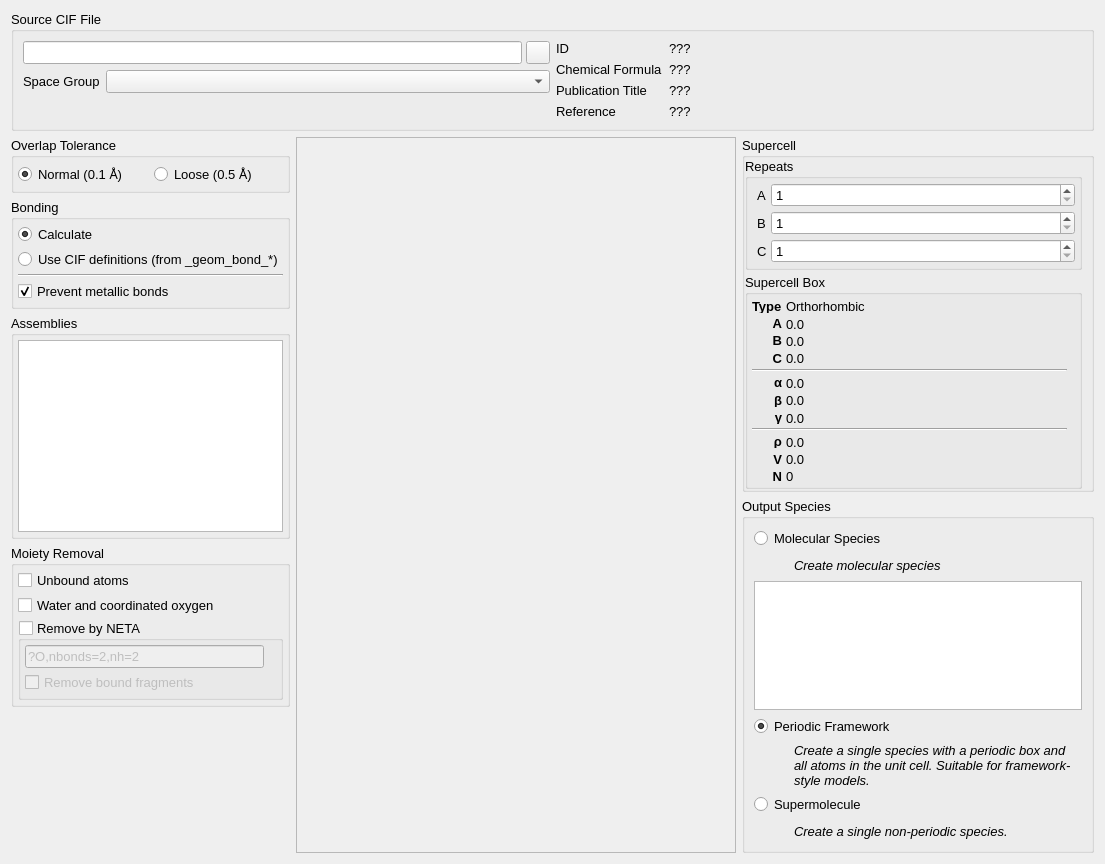
Before: the Qt Designer form src/gui/importCIFDialog.ui in disorderedmaterials/dissolve, drawn with Qt 5.
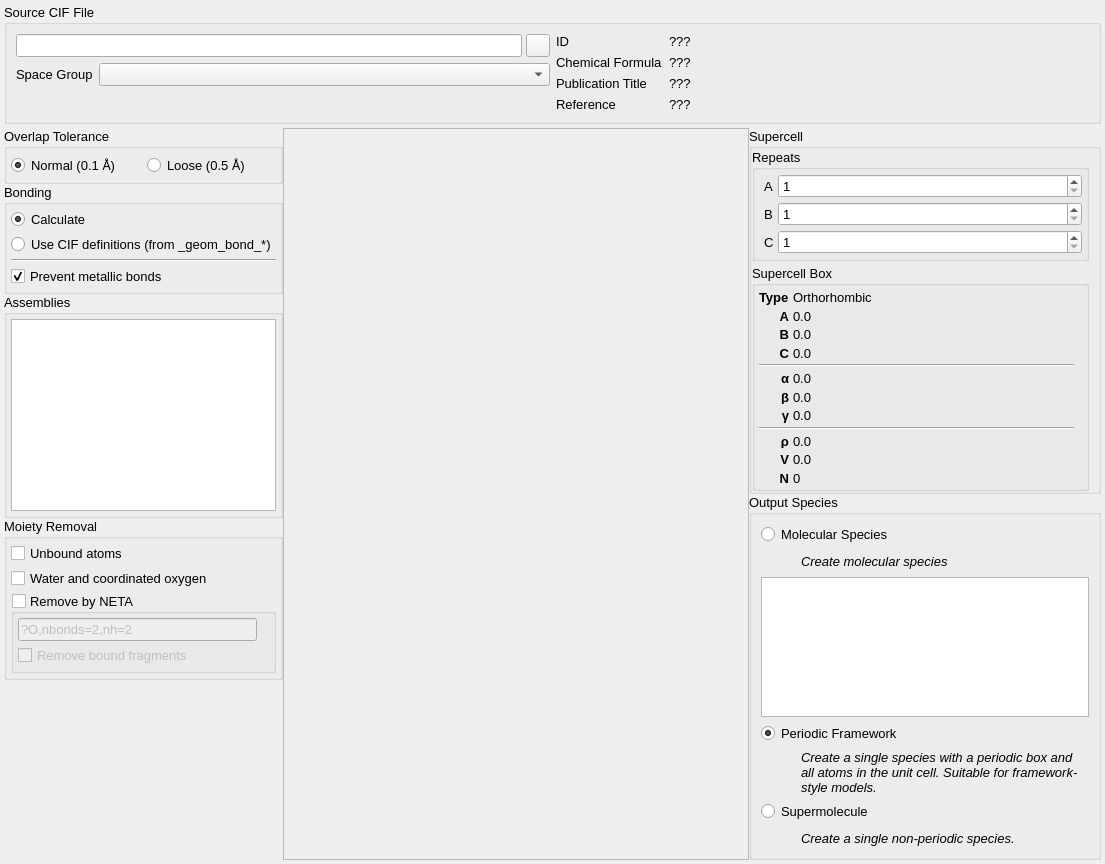
After: the same form once the commit is applied. Icons and pictures are not drawn. Custom widgets are drawn as their Qt base class.

```diff
--- a/src/gui/importCIFDialog.ui
+++ b/src/gui/importCIFDialog.ui
@@ -22,6 +22,21 @@
    <string>Import From CIF File</string>
   </property>
   <layout class="QVBoxLayout" name="verticalLayout_5">
+   <property name="spacing">
+    <number>4</number>
+   </property>
+   <property name="leftMargin">
+    <number>4</number>
+   </property>
+   <property name="topMargin">
+    <number>4</number>
+   </property>
+   <property name="rightMargin">
+    <number>4</number>
+   </property>
+   <property name="bottomMargin">
+    <number>4</number>
+   </property>
    <item>
     <widget class="QGroupBox" name="InputFileGroup">
      <property name="title">
@@ -181,7 +196,29 @@
     </widget>
    </item>
    <item>
-    <layout class="QHBoxLayout" name="horizontalLayout_7">
+    <widget class="QWidget" name="BottomWidget" native="true">
+     <property name="sizePolicy">
+      <sizepolicy hsizetype="Preferred" vsizetype="Expanding">
+       <horstretch>0</horstretch>
+       <verstretch>0</verstretch>
+      </sizepolicy>
+     </property>
+     <layout class="QHBoxLayout" name="horizontalLayout_3">
+      <property name="spacing">
+       <number>0</number>
+      </property>
+      <property name="leftMargin">
+       <number>0</number>
+      </property>
+      <property name="topMargin">
+       <number>0</number>
+      </property>
+      <property name="rightMargin">
+       <number>0</number>
+      </property>
+      <property name="bottomMargin">
+       <number>0</number>
+      </property>
      <item>
       <layout class="QVBoxLayout" name="verticalLayout_2">
        <item>
@@ -1267,6 +1304,7 @@
       </layout>
      </item>
     </layout>
+    </widget>
    </item>
   </layout>
  </widget>
```
Lines whose indentation alone changed are shown as unchanged.
